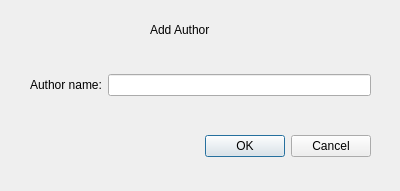
This is books_add_aut.ui in mmchruscinski/Project-BooksCathalog_Cpp as Qt 5 draws it before an edit. The edited form follows.
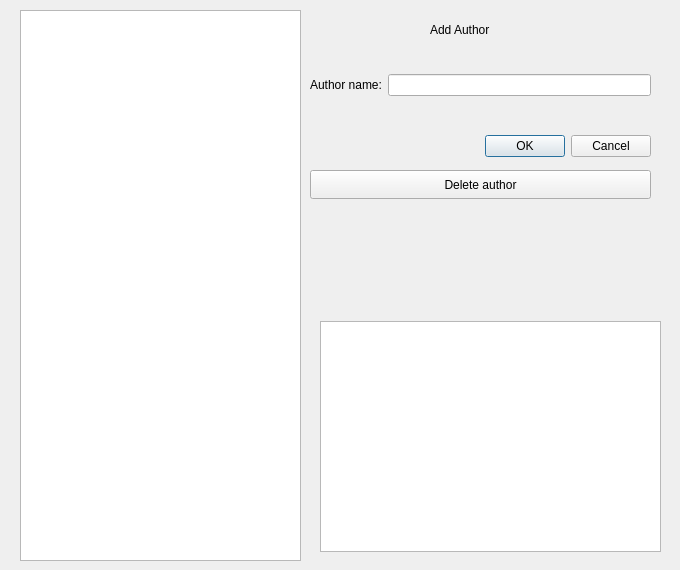
This is the edited form.

Patch:
```diff
--- a/books_add_aut.ui
+++ b/books_add_aut.ui
@@ -6,8 +6,8 @@
    <rect>
     <x>0</x>
     <y>0</y>
-    <width>400</width>
-    <height>191</height>
+    <width>680</width>
+    <height>570</height>
    </rect>
   </property>
   <property name="windowTitle">
@@ -16,7 +16,7 @@
   <widget class="QDialogButtonBox" name="buttonBox">
    <property name="geometry">
     <rect>
-     <x>30</x>
+     <x>310</x>
      <y>130</y>
      <width>341</width>
      <height>32</height>
@@ -32,7 +32,7 @@
   <widget class="QLabel" name="label">
    <property name="geometry">
     <rect>
-     <x>150</x>
+     <x>430</x>
      <y>20</y>
      <width>201</width>
      <height>20</height>
@@ -42,10 +42,10 @@
     <string>Add Author</string>
    </property>
   </widget>
-  <widget class="QWidget" name="">
+  <widget class="QWidget" name="layoutWidget">
    <property name="geometry">
     <rect>
-     <x>30</x>
+     <x>310</x>
      <y>70</y>
      <width>341</width>
      <height>30</height>
@@ -64,6 +64,39 @@
     </item>
    </layout>
   </widget>
+  <widget class="QTableView" name="tableView">
+   <property name="geometry">
+    <rect>
+     <x>20</x>
+     <y>10</y>
+     <width>281</width>
+     <height>551</height>
+    </rect>
+   </property>
+  </widget>
+  <widget class="QTableView" name="tableView_2">
+   <property name="geometry">
+    <rect>
+     <x>320</x>
+     <y>321</y>
+     <width>341</width>
+     <height>231</height>
+    </rect>
+   </property>
+  </widget>
+  <widget class="QPushButton" name="pushButton">
+   <property name="geometry">
+    <rect>
+     <x>310</x>
+     <y>170</y>
+     <width>341</width>
+     <height>29</height>
+    </rect>
+   </property>
+   <property name="text">
+    <string>Delete author</string>
+   </property>
+  </widget>
  </widget>
  <resources/>
  <connections>
```
Left out of the diff: 27 changed lines with no effect on the pictures.
